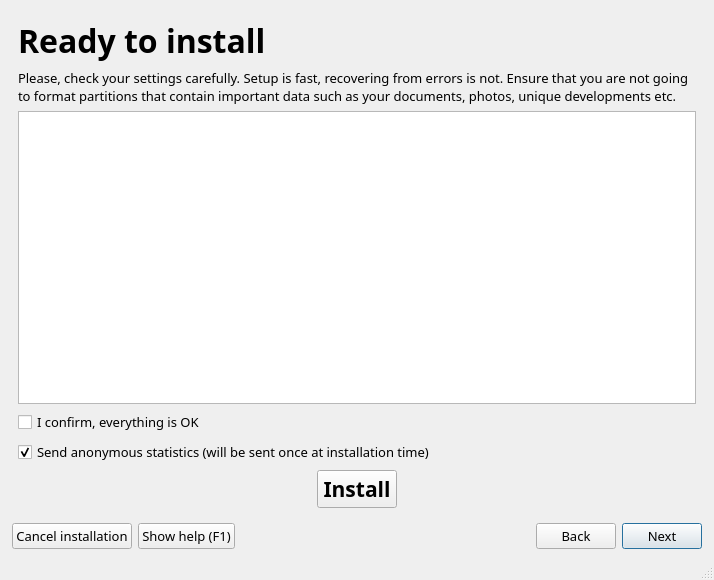
This is guiinstaller/guisetup/mainwindow.ui in aix27249/mpkg as Qt 5 draws it before an edit. The edited form follows.
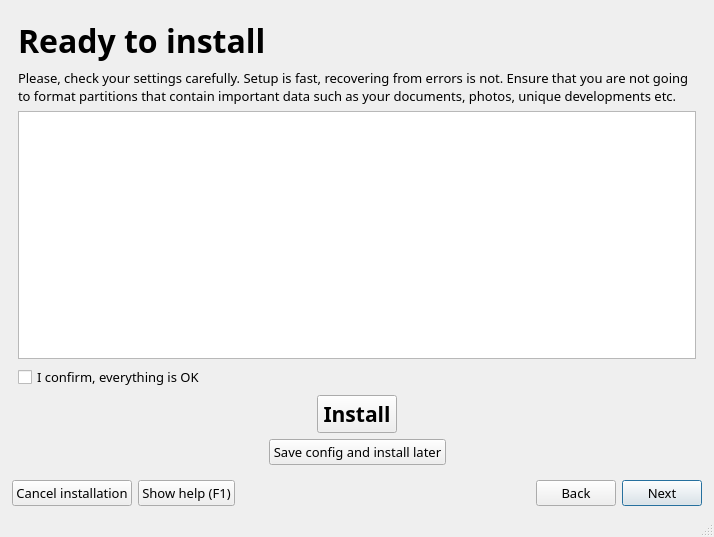
This is the edited form. The open tabs and pages were chosen to show the change. Icons and pictures are not drawn.

```diff
--- a/guiinstaller/guisetup/mainwindow.ui
+++ b/guiinstaller/guisetup/mainwindow.ui
@@ -7,7 +7,7 @@
     <x>0</x>
     <y>0</y>
     <width>714</width>
-    <height>580</height>
+    <height>537</height>
    </rect>
   </property>
   <property name="sizePolicy">
@@ -2810,16 +2810,6 @@
           </item>
          </layout>
         </item>
-        <item>
-         <widget class="QCheckBox" name="sendStatCheckBox">
-          <property name="text">
-           <string>Send anonymous statistics (will be sent once at installation time)</string>
-          </property>
-          <property name="checked">
-           <bool>true</bool>
-          </property>
-         </widget>
-        </item>
         <item>
          <layout class="QHBoxLayout" name="horizontalLayout_20">
           <item>
@@ -2864,6 +2854,43 @@
           </item>
          </layout>
         </item>
+        <item>
+         <layout class="QHBoxLayout" name="horizontalLayout_27">
+          <item>
+           <spacer name="horizontalSpacer_36">
+            <property name="orientation">
+             <enum>Qt::Horizontal</enum>
+            </property>
+            <property name="sizeHint" stdset="0">
+             <size>
+              <width>40</width>
+              <height>20</height>
+             </size>
+            </property>
+           </spacer>
+          </item>
+          <item>
+           <widget class="QPushButton" name="saveConfigButton">
+            <property name="text">
+             <string>Save config and install later</string>
+            </property>
+           </widget>
+          </item>
+          <item>
+           <spacer name="horizontalSpacer_37">
+            <property name="orientation">
+             <enum>Qt::Horizontal</enum>
+            </property>
+            <property name="sizeHint" stdset="0">
+             <size>
+              <width>40</width>
+              <height>20</height>
+             </size>
+            </property>
+           </spacer>
+          </item>
+         </layout>
+        </item>
        </layout>
       </widget>
      </widget>
```
Left out of the diff: 15 changed lines with no effect on the pictures.
